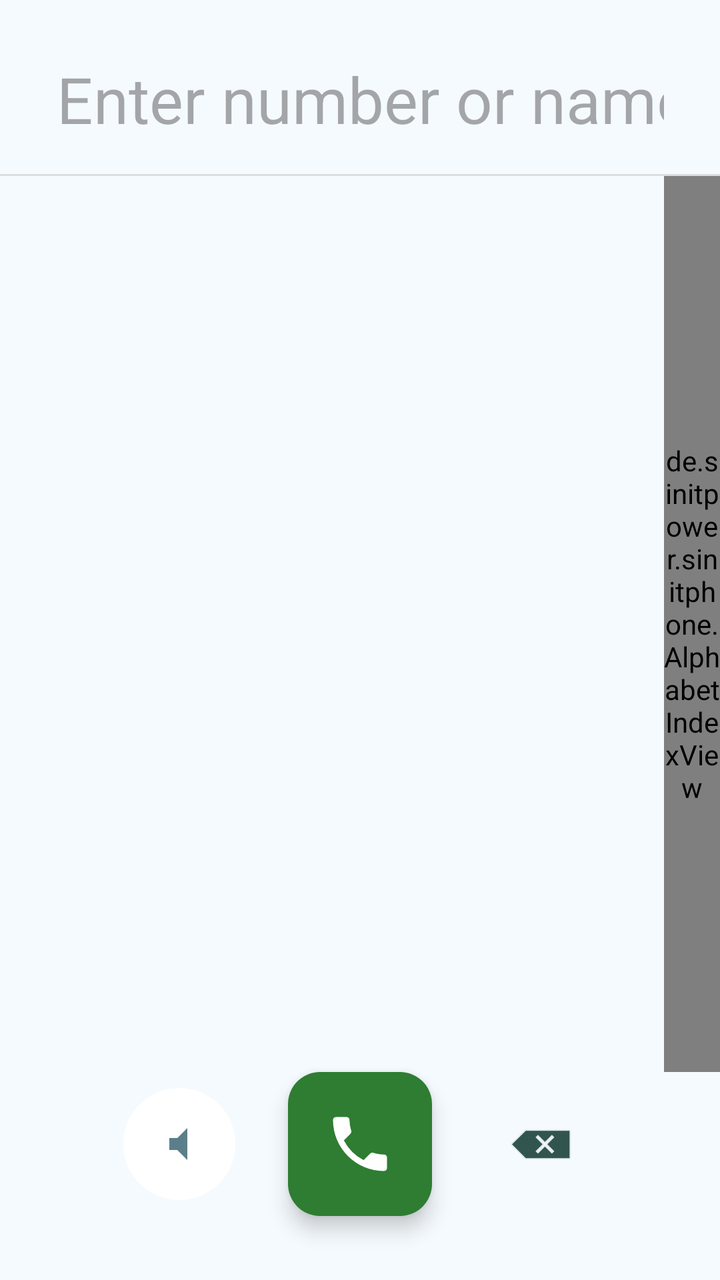
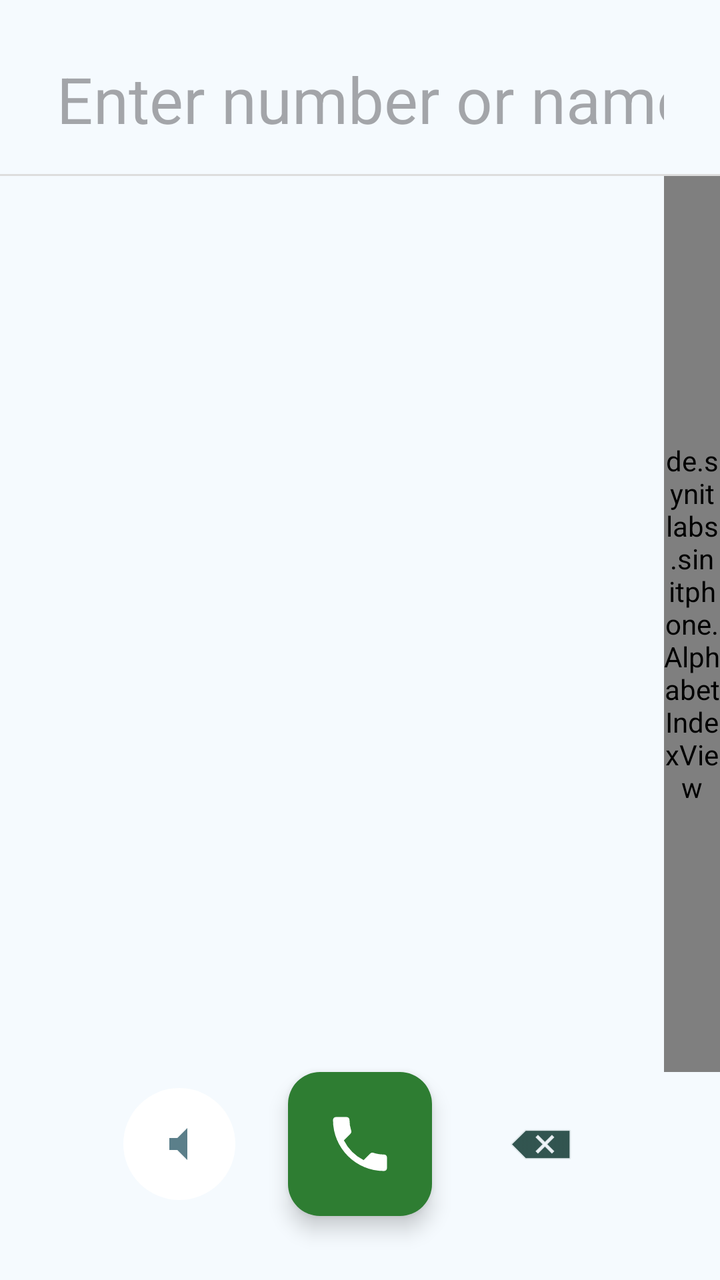

Before-and-after screenshots of an Android layout around one commit, followed by the original layout XML and the change that was made.
<!-- AndroidManifest.xml: application theme Theme.SinitPhone -->
<!-- res/layout/fragment_dialpad.xml -->
<?xml version="1.0" encoding="utf-8"?>
<androidx.constraintlayout.widget.ConstraintLayout xmlns:android="http://schemas.android.com/apk/res/android"
    xmlns:app="http://schemas.android.com/apk/res-auto"
    android:layout_width="match_parent"
    android:layout_height="match_parent"
    android:background="@color/background">

    <EditText
        android:id="@+id/dialInput"
        android:layout_width="0dp"
        android:layout_height="wrap_content"
        android:layout_marginTop="16dp"
        android:layout_marginStart="16dp"
        android:layout_marginEnd="16dp"
        android:background="@android:color/transparent"
        android:gravity="center"
        android:hint="Enter number or name"
        android:inputType="textNoSuggestions"
        android:padding="12dp"
        android:textColor="@color/on_background"
        android:textSize="32sp"
        app:layout_constraintEnd_toEndOf="parent"
        app:layout_constraintStart_toStartOf="parent"
        app:layout_constraintTop_toTopOf="parent" />

    <View
        android:id="@+id/divider"
        android:layout_width="0dp"
        android:layout_height="1dp"
        android:layout_marginTop="4dp"
        android:background="#DDDDDD"
        app:layout_constraintEnd_toEndOf="parent"
        app:layout_constraintStart_toStartOf="parent"
        app:layout_constraintTop_toBottomOf="@id/dialInput" />

    
    <FrameLayout
        android:id="@+id/contactsFrame"
        android:layout_width="0dp"
        android:layout_height="0dp"
        app:layout_constraintTop_toBottomOf="@id/divider"
        app:layout_constraintBottom_toTopOf="@id/btnCall"
        app:layout_constraintStart_toStartOf="parent"
        app:layout_constraintEnd_toEndOf="parent">

        <androidx.recyclerview.widget.RecyclerView
            android:id="@+id/dialContactsRecycler"
            android:layout_width="match_parent"
            android:layout_height="match_parent"
            android:paddingEnd="28dp"
            android:clipToPadding="false" />

        <de.sinitpower.sinitphone.AlphabetIndexView
            android:id="@+id/dialAlphabetIndex"
            android:layout_width="28dp"
            android:layout_height="match_parent"
            android:layout_gravity="end"
            android:paddingTop="8dp"
            android:paddingBottom="8dp" />

        <TextView
            android:id="@+id/dialLetterBubble"
            android:layout_width="72dp"
            android:layout_height="72dp"
            android:layout_gravity="center"
            android:gravity="center"
            android:textSize="32sp"
            android:textColor="#FFFFFF"
            android:textStyle="bold"
            android:background="@drawable/bg_letter_bubble"
            android:visibility="gone" />

    </FrameLayout>

    <ImageButton
        android:id="@+id/btnSpeaker"
        android:layout_width="56dp"
        android:layout_height="56dp"
        android:background="@drawable/bg_circle"
        android:src="@drawable/ic_speaker"
        android:padding="14dp"
        app:layout_constraintBottom_toBottomOf="@+id/btnCall"
        app:layout_constraintEnd_toStartOf="@+id/btnCall"
        app:layout_constraintTop_toTopOf="@+id/btnCall"
        app:layout_constraintHorizontal_bias="0.7"
        app:layout_constraintStart_toStartOf="parent" />

    <com.google.android.material.floatingactionbutton.FloatingActionButton
        android:id="@+id/btnCall"
        android:layout_width="wrap_content"
        android:layout_height="wrap_content"
        android:layout_marginBottom="32dp"
        app:backgroundTint="@color/call_button_bg"
        app:fabCustomSize="72dp"
        app:layout_constraintBottom_toBottomOf="parent"
        app:layout_constraintEnd_toEndOf="parent"
        app:layout_constraintStart_toStartOf="parent"
        app:maxImageSize="36dp"
        app:srcCompat="@drawable/ic_call"
        app:tint="@color/on_primary" />

    <ImageButton
        android:id="@+id/btnDelete"
        android:layout_width="56dp"
        android:layout_height="56dp"
        android:background="?attr/selectableItemBackgroundBorderless"
        android:src="@android:drawable/ic_input_delete"
        app:layout_constraintBottom_toBottomOf="@+id/btnCall"
        app:layout_constraintStart_toEndOf="@+id/btnCall"
        app:layout_constraintTop_toTopOf="@+id/btnCall"
        app:layout_constraintHorizontal_bias="0.3"
        app:layout_constraintEnd_toEndOf="parent"
        app:tint="@color/on_background" />

</androidx.constraintlayout.widget.ConstraintLayout>
<!-- resources referenced by this layout -->
<resources>
  <color name="background">#F5FAFE</color>
  <color name="call_button_bg">#2E7D32</color>
  <color name="on_background">#012B24</color>
  <color name="on_primary">#FFFFFF</color>
  <!-- drawable bg_circle (drawable) -->
  <?xml version="1.0" encoding="utf-8"?>
  <shape xmlns:android="http://schemas.android.com/apk/res/android"
      android:shape="oval">
      <solid android:color="#FFFFFF" />
  </shape>
  <!-- drawable bg_letter_bubble (drawable) -->
  <?xml version="1.0" encoding="utf-8"?>
  <shape xmlns:android="http://schemas.android.com/apk/res/android"
      android:shape="oval">
      <solid android:color="#CC1976D2" />
  </shape>
  <!-- drawable ic_call (drawable) -->
  <vector xmlns:android="http://schemas.android.com/apk/res/android"
      android:width="24dp"
      android:height="24dp"
      android:viewportWidth="24"
      android:viewportHeight="24"
      android:tint="#FFFFFF">
      <path
          android:fillColor="@android:color/white"
          android:pathData="M20,15.5c-1.25,0 -2.45,-0.2 -3.57,-0.57a1.02,1.02 0,0 0,-1.02 0.24l-2.2,2.2a15.045,15.045 0,0 1,-6.59 -6.59l2.2,-2.21c0.28,-0.28 0.36,-0.67 0.25,-1.02A11.36,11.36 0,0 1,8.5 4c0,-0.55 -0.45,-1 -1,-1H4c-0.55,0 -1,0.45 -1,1c0,9.39 7.61,17 17,17c0.55,0 1,-0.45 1,-1v-3.5c0,-0.55 -0.45,-1 -1,-1z"/>
  </vector>
  <!-- drawable ic_speaker (drawable) -->
  <vector xmlns:android="http://schemas.android.com/apk/res/android"
      android:width="24dp"
      android:height="24dp"
      android:viewportWidth="24"
      android:viewportHeight="24"
      >
      <path
          android:fillColor="?attr/colorControlNormal"
          android:pathData="M7,9v6h4l5,5V4l-5,5H7z"/>
  </vector>
  <style name="Theme.SinitPhone" parent="Theme.Material3.Light.NoActionBar">
          
          <item name="colorPrimary">@color/primary</item>
          <item name="colorOnPrimary">@color/on_primary</item>
  
          
          <item name="colorSecondary">@color/secondary</item>
          <item name="colorOnSecondary">@color/on_secondary</item>
  
          
          <item name="android:windowBackground">@color/background</item>
          <item name="colorSurface">@color/surface</item>
          <item name="android:colorBackground">@color/background</item>
          <item name="colorError">@color/error</item>
  
          
          <item name="colorOnSurface">@color/on_surface</item>
          <item name="colorOnBackground">@color/on_background</item>
          <item name="colorOnError">@color/on_error</item>
  
          
          <item name="android:statusBarColor">@color/primary_variant</item>
  
          
          <item name="android:textColorPrimary">@color/on_background</item>
          <item name="android:textColorSecondary">@color/text_secondary</item>
          <item name="android:editTextColor">@color/on_background</item>
      </style>
  <color name="primary">#009FE3</color>
  <color name="secondary">#B07E4B</color>
  <color name="on_secondary">#FFFFFF</color>
  <color name="surface">#FFFFFF</color>
  <color name="error">#B71C1C</color>
  <color name="on_surface">#012B24</color>
  <color name="on_error">#FFFFFF</color>
  <color name="primary_variant">#015F51</color>
  <color name="text_secondary">#5B7F8A</color>
</resources>

<!-- the commit's change to res/layout/fragment_dialpad.xml (unified diff, before → after) -->
@@ -50,7 +50,7 @@
             android:paddingEnd="28dp"
             android:clipToPadding="false" />
 
-        <de.sinitpower.sinitphone.AlphabetIndexView
+        <de.synitlabs.sinitphone.AlphabetIndexView
             android:id="@+id/dialAlphabetIndex"
             android:layout_width="28dp"
             android:layout_height="match_parent"
